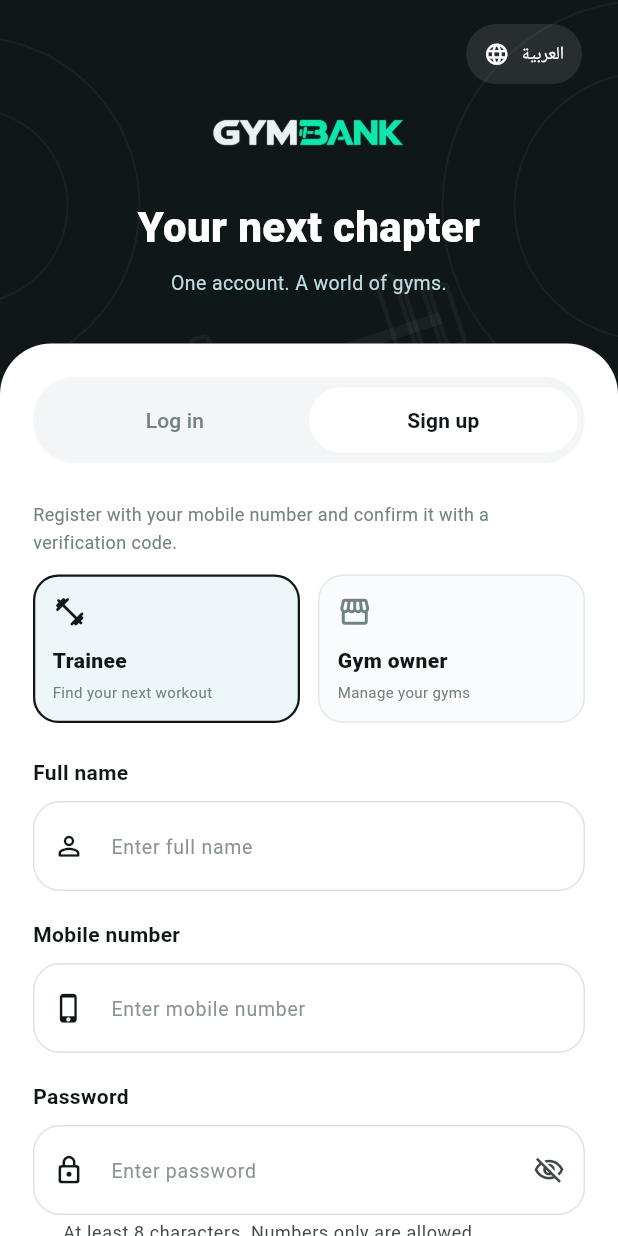
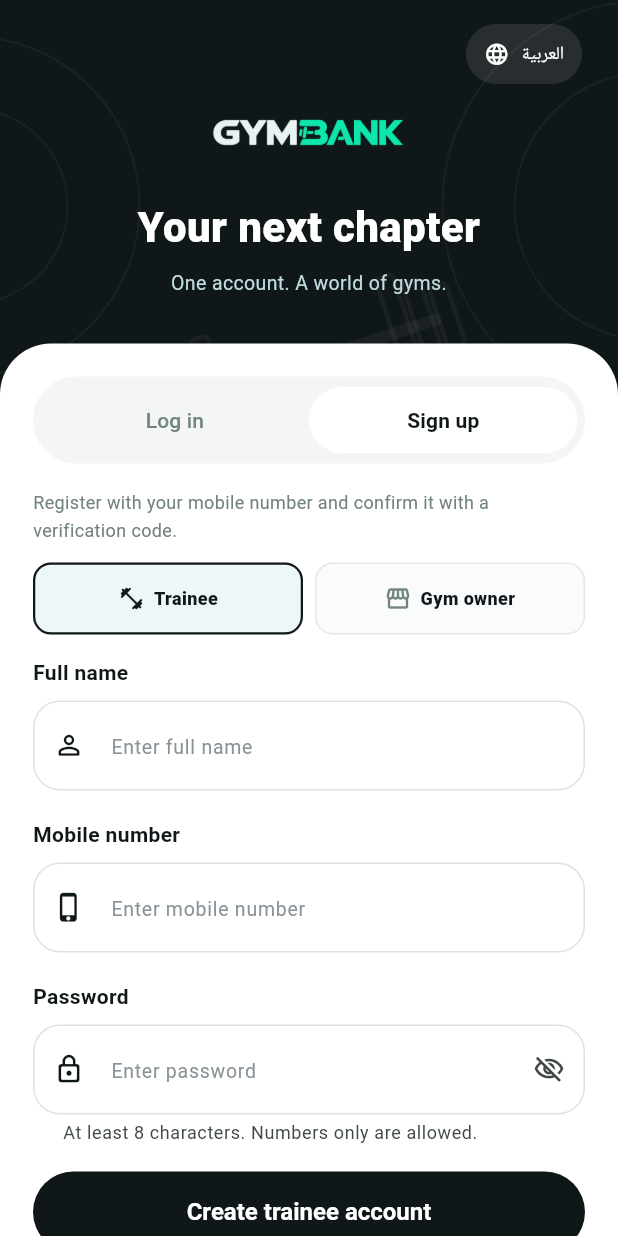
Before and after one commit to ibrahimshoshaaa/gym-network-platform, a Flutter app: the screen it shows after launch, after a tap on "العربية", after a tap on "English", after a tap on "Sign up", on a phone screen of 412 x 824 dp. Run offline on Flutter 3.47's test engine with Material 3 defaults, Android fonts, the phone set to English and light mode, and no system bars; our stand-ins replace flutter_map, flutter_secure_storage, geolocator, image_picker, latlong2, qr_flutter; missing offline and left inert: mobile_scanner.

Commit message:
Compact signup role choices into icon-and-label controls

```diff
--- a/apps/mobile/lib/screens/auth.dart
+++ b/apps/mobile/lib/screens/auth.dart
@@ -496,21 +496,23 @@ class _AuthScreenState extends State<AuthScreen> {
                                     ],
                                   ),
                                 ),
-                                const SizedBox(height: 24),
+                                SizedBox(height: register ? 16 : 24),
                                 if(phoneOtpPreview)...[
                                   Text(tr(appText('s287'),'Register with your mobile number and confirm it with a verification code.'),style:TextStyle(color:muted,fontSize:12)),
                                   const SizedBox(height:12),
                                 ],
                                 if (register) ...[
                                   IntrinsicHeight(
+                                    key: const Key('auth.roles'),
                                     child: Row(
                                       crossAxisAlignment:
                                           CrossAxisAlignment.stretch,
                                       children: [
                                         for (final value in [false, true]) ...[
-                                          if (value) const SizedBox(width: 12),
+                                          if (value) const SizedBox(width: 8),
                                           Expanded(
                                             child: _RoleChoice(
+                                              key: ValueKey('auth.role.$value'),
                                               selected: owner == value,
                                               title: value
                                                   ? tr(appText('s288'), 'Gym owner')
@@ -539,7 +541,7 @@ class _AuthScreenState extends State<AuthScreen> {
                                       ],
                                     ),
                                   ),
-                                  const SizedBox(height: 22),
+                                  const SizedBox(height: 14),
                                 ],
                                 AutofillGroup(
                                   child: Form(
@@ -847,6 +849,7 @@ class _RoleChoice extends StatelessWidget {
   final IconData icon;
   final VoidCallback? onPressed;
   const _RoleChoice({
+    super.key,
     required this.selected,
     required this.title,
     required this.detail,
@@ -857,10 +860,11 @@ class _RoleChoice extends StatelessWidget {
   Widget build(BuildContext context) { AppLanguage.watch(context); return  Semantics(
     button: true,
     selected: selected,
+    hint: detail,
     child: Material(
       color: selected ? const Color(0xffedf6f8) : const Color(0xfffafbfc),
       shape: RoundedRectangleBorder(
-        borderRadius: BorderRadius.circular(17),
+        borderRadius: BorderRadius.circular(12),
         side: BorderSide(
           color: selected ? _authTeal : const Color(0xffe2e8eb),
           width: selected ? 1.5 : 1,
@@ -868,28 +872,27 @@ class _RoleChoice extends StatelessWidget {
       ),
       child: InkWell(
         onTap: onPressed,
-        borderRadius: BorderRadius.circular(17),
-        child: Padding(
-          padding: const EdgeInsets.all(13),
-          child: Column(
-            crossAxisAlignment: CrossAxisAlignment.start,
+        borderRadius: BorderRadius.circular(12),
+        child: ConstrainedBox(
+          constraints: const BoxConstraints(minHeight: 48),
+          child: Padding(
+          padding: const EdgeInsets.symmetric(horizontal: 8, vertical: 10),
+          child: Row(
+            mainAxisAlignment: MainAxisAlignment.center,
             children: [
-              Icon(icon, color: selected ? _authTeal : muted, size: 23),
-              const SizedBox(height: 10),
-              Text(
+              Icon(icon, color: selected ? _authTeal : muted, size: 18),
+              const SizedBox(width: 6),
+              Flexible(child: Text(
                 title,
+                textAlign: TextAlign.center,
                 style: TextStyle(
                   color: selected ? _authTeal : ink,
-                  fontSize: 14,
+                  fontSize: 12,
                   fontWeight: FontWeight.w800,
                 ),
-              ),
-              const SizedBox(height: 3),
-              Text(
-                detail,
-                style: const TextStyle(color: muted, fontSize: 10, height: 1.5),
-              ),
+              )),
             ],
+          ),
           ),
         ),
       ),
```
Also changed, not shown: 2 other files.
